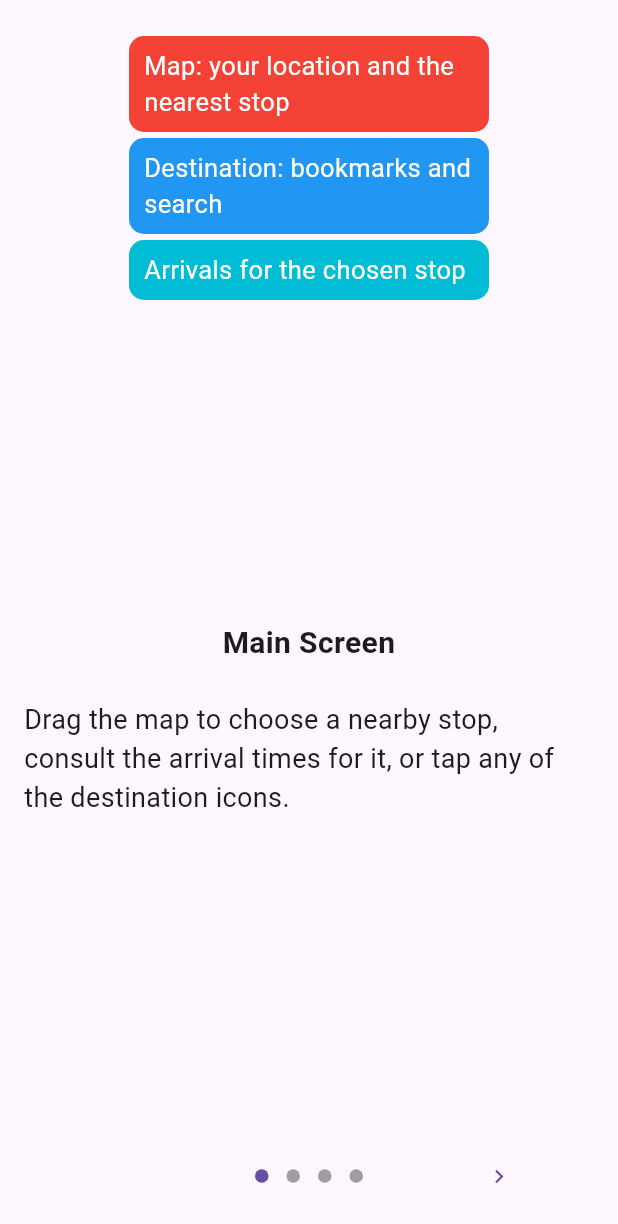
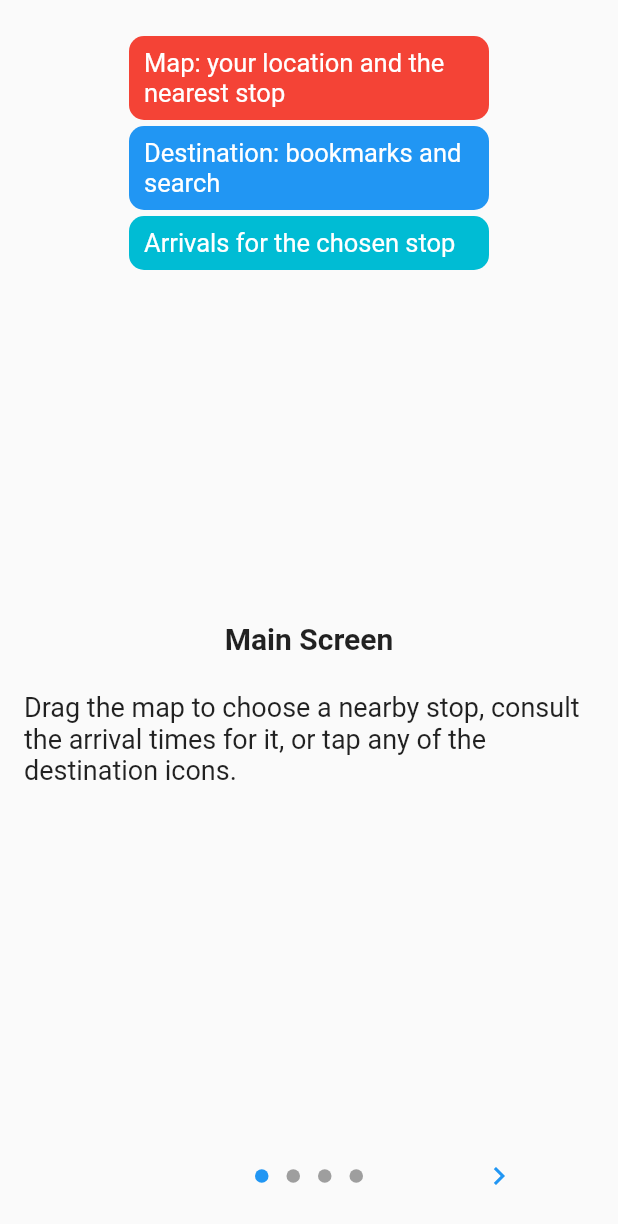
Before and after one commit to Zverik/quick_bus, a Flutter app: the MonitorPage screen opened directly, after a tap on the "help" icon, on a phone screen of 412 x 824 dp. Shown: the top 1224 px of the screen. Run offline on Flutter 3.47's test engine with Material 3 defaults, Android fonts, the phone set to English and light mode, and no system bars; drawn by our look-alikes of introduction_screen; our stand-ins replace adaptive_dialog, cached_network_image, csv, diacritic, emoji_picker_flutter, flutter_map and 6 more; missing offline and left inert: fading_edge_scrollview, google_polyline_algorithm, osm_nominatim, proximity_hash; accounts and stored records are empty; generated files the repository leaves out were written again; network calls fail; project files that could hold a hidden picture were left out.

Commit message:
Upgrade all libraries and allow for bookmark swapping

```diff
--- a/lib/helpers/database.dart
+++ b/lib/helpers/database.dart
@@ -39,8 +39,9 @@ class DatabaseHelper {
     await database.execute(
         "create table $ROUTES (otp_id text, number text, mode text, headsign text)");
     // Last searches
+    final destV4Update = version >= 4 ? 'id integer primary key,' : '';
     await database.execute(
-        "create table $DESTINATIONS (id integer primary key, lat real, lon real, name text, last_used integer)");
+        "create table $DESTINATIONS ($destV4Update lat real, lon real, name text, last_used integer)");
     // Bookmarked route plan
     await database
         .execute("create table $PLANS (itinerary text, arrival_on integer)");
@@ -68,6 +69,7 @@ class DatabaseHelper {
     }
     if (newVersion >= 4 && oldVersion < 4) {
       await database.execute("alter table $DESTINATIONS add id integer");
+      await database.execute("update $DESTINATIONS set id = rowid;");
     }
   }
 }
--- a/lib/helpers/lifecycle.dart
+++ b/lib/helpers/lifecycle.dart
@@ -20,6 +20,7 @@ class LifecycleEventHandler extends WidgetsBindingObserver {
       case AppLifecycleState.inactive:
       case AppLifecycleState.paused:
       case AppLifecycleState.detached:
+      case AppLifecycleState.hidden:
         if (detached != null && isActive)
           await detached!();
         isActive = false;
--- a/lib/helpers/tile_layer.dart
+++ b/lib/helpers/tile_layer.dart
@@ -6,7 +6,7 @@ class CachedTileProvider extends TileProvider {
   CachedTileProvider();
 
   @override
-  ImageProvider getImage(Coords<num> coords, TileLayerOptions options) {
+  ImageProvider getImage(TileCoordinates coords, TileLayer options) {
     return CachedNetworkImageProvider(
       getTileUrl(coords, options),
       // Maybe replace cacheManager later.
@@ -14,8 +14,8 @@ class CachedTileProvider extends TileProvider {
   }
 }
 
-TileLayerOptions buildTileLayerOptions() {
-  return TileLayerOptions(
+TileLayer buildTileLayerOptions() {
+  return TileLayer(
     urlTemplate: 'https://tile.openstreetmap.org/{z}/{x}/{y}.png',
     tileProvider: CachedTileProvider(),
   );
--- a/lib/l10n/app_en.arb
+++ b/lib/l10n/app_en.arb
@@ -80,7 +80,7 @@
       }
     }
   },
-  "fullMinutes": "{value,plural, =1{{value} minute}, =few{{value} minutes}, =other{{value} minutes}}",
+  "fullMinutes": "{value,plural, =1{{value} minute} few{{value} minutes} other{{value} minutes}}",
   "@fullMinutes": {
     "description": "Duration in minutes.",
     "placeholders": {
@@ -175,7 +175,7 @@
   "@walkDestination": {
     "description": "Generic name of a destination waypoint."
   },
-  "stops": "{stops,plural, =1{{stops} stop}, =few{{stops} stops}, =other{{stops} stops}}",
+  "stops": "{stops,plural, =1{{stops} stop} few{{stops} stops} other{{stops} stops}}",
   "@stops": {
     "description": "Number of stops for an itinerary text.",
     "placeholders": {
--- a/lib/l10n/app_ru.arb
+++ b/lib/l10n/app_ru.arb
@@ -15,7 +15,7 @@
   "loadingRoute": "Загружаю маршрут...",
   "errorLoadingRoute": "Ошибка загрузки маршрута: {message}.",
   "minutes": "{value} мин",
-  "fullMinutes": "{value,plural, =1{{value} минута}, =few{{value} минуты}, =other{{value} минут}}",
+  "fullMinutes": "{value,plural, =1{{value} минута} few{{value} минуты} other{{value} минут}}",
   "walkMin": "Пешком {min}",
   "arrivesText": "{bus} на {headsign} прибывает {when}",
   "storePlan": "Сохранить маршрут",
@@ -25,7 +25,7 @@
   "walkDestination": "точки назначения",
   "youGotTime": "У вас {minutes}.",
   "noHurry": "Не спешите, у вас {minutes}.",
-  "stops": "{stops,plural, =1{{stops} остановку}, =few{{stops} остановки}, =other{{stops} остановок}}",
+  "stops": "{stops,plural, =1{{stops} остановку} few{{stops} остановки} other{{stops} остановок}}",
   "waitAndRideStops": "Подождите {min} и езжайте {stops} до <b>{destination}</b>.",
   "rideStops": "Езжайте {stops} до <b>{destination}</b>.",
   "waitAndRideTime": "Подождите {min} и езжайте до <b>{destination}</b>, прибытие в {arrival}.",
--- a/lib/main.dart
+++ b/lib/main.dart
@@ -17,6 +17,7 @@ class QuickBusApp extends StatelessWidget {
       // debugShowCheckedModeBanner: false,
       theme: ThemeData(
         primarySwatch: Colors.blue,
+        useMaterial3: false,
       ),
       localizationsDelegates: [
         AppLocalizations.delegate,
--- a/lib/screens/add_bookmark.dart
+++ b/lib/screens/add_bookmark.dart
@@ -95,7 +95,7 @@ class _AddBookmarkPageState extends State<AddBookmarkPage> {
                   });
                 },
                 config: const Config(
-                  showRecentsTab: false,
+                  recentTabBehavior: RecentTabBehavior.NONE,
                   initCategory: Category.TRAVEL,
                 ),
               ),
--- a/lib/widgets/bookmark_row.dart
+++ b/lib/widgets/bookmark_row.dart
@@ -1,47 +1,29 @@
 import 'package:flutter/material.dart';
-import 'package:quick_bus/constants.dart';
-import 'package:quick_bus/helpers/equirectangular.dart';
 import 'package:quick_bus/models/bookmark.dart';
 import 'package:latlong2/latlong.dart';
 import 'package:quick_bus/screens/find_route.dart';
 import 'package:quick_bus/screens/search.dart';
 import 'package:fading_edge_scrollview/fading_edge_scrollview.dart';
 import 'package:flutter_gen/gen_l10n/l10n.dart';
+import 'package:reorderables/reorderables.dart';
 
 class BookmarkRow extends StatelessWidget {
   final List<Bookmark> bookmarks;
   final LatLng location;
   final bookmarkScrollController = ScrollController();
   final bool isPortrait;
+  final Function(int, int) onReorder;
 
   BookmarkRow(this.location, this.bookmarks,
-      {Orientation? orientation})
+      {Orientation? orientation, required this.onReorder})
       : isPortrait = orientation == null || orientation == Orientation.portrait;
-
-  bool isFarEnough() {
-    // When it's needed again, employ the provider
-    // final trackLocation = ref.read(geolocationProvider);
-    final LatLng? trackLocation = null;
-    if (trackLocation == null) return false;
-    final distance = DistanceEquirectangular();
-    return distance(trackLocation, location) > kRouteToSelfDistance;
-  }
 
   @override
   Widget build(BuildContext context) {
-    final bookmarks = isFarEnough()
-        ? [
-            Bookmark(
-              name: AppLocalizations.of(context)!.myLocation,
-              location: location, // ref.watch(geolocationProvider),
-              emoji: '📍',
-            ),
-            ...this.bookmarks
-          ]
-        : this.bookmarks;
     final bookmarkIcons = <Widget>[
-      for (var bookmark in bookmarks)
+      for (var bookmark in this.bookmarks)
         TextButton(
+          key: ValueKey(bookmark.hashCode),
           onPressed: () {
             Navigator.push(
                 context,
@@ -63,19 +45,27 @@ class BookmarkRow extends StatelessWidget {
           ),
         ),
     ];
+
+    final direction = isPortrait ? Axis.horizontal : Axis.vertical;
     final children = <Widget>[
       Expanded(
         flex: 100,
-        child: FadingEdgeScrollView.fromSingleChildScrollView(
-          shouldDisposeScrollController: true,
-          child: SingleChildScrollView(
-            controller: bookmarkScrollController,
-            scrollDirection: isPortrait ? Axis.horizontal : Axis.vertical,
+        // child: FadingEdgeScrollView.fromSingleChildScrollView(
+        //   shouldDisposeScrollController: true,
+        //   child: SingleChildScrollView(
+        //     controller: bookmarkScrollController,
+        //     scrollDirection: direction,
             child: isPortrait
-                ? Row(children: bookmarkIcons)
-                : Column(children: bookmarkIcons),
-          ),
-        ),
+                ? ReorderableRow(
+                    children: bookmarkIcons,
+                    onReorder: onReorder,
+                    scrollController: bookmarkScrollController,
+              draggingWidgetOpacity: 0.0,
+                  )
+                : ReorderableColumn(
+                    children: bookmarkIcons, onReorder: onReorder),
+          // ),
+        // ),
       ),
       Spacer(),
       IconButton(
@@ -94,9 +84,7 @@ class BookmarkRow extends StatelessWidget {
     return Container(
       // color: Theme.of(context).colorScheme.primary,
       color: Colors.grey.shade300,
-      child: Flex(
-          direction: isPortrait ? Axis.horizontal : Axis.vertical,
-          children: children),
+      child: Flex(direction: direction, children: children),
     );
   }
 }
--- a/lib/widgets/stop_map.dart
+++ b/lib/widgets/stop_map.dart
@@ -1,5 +1,4 @@
 import 'dart:async';
-import 'dart:ui';
 
 import 'package:flutter/material.dart';
 import 'package:flutter_map/flutter_map.dart';
@@ -68,20 +67,20 @@ class _StopMapState extends ConsumerState<StopMap> {
 
   void onMapEvent(MapEvent event) {
     if (event is MapEventMove) {
-      updateNearestStops(event.targetCenter);
+      updateNearestStops(event.camera.center);
       if (event.source != MapEventSource.mapController) {
-        ref.read(trackingProvider.state).state = false;
-        if (widget.onDrag != null) widget.onDrag!(event.targetCenter);
+        ref.read(trackingProvider.notifier).state = false;
+        if (widget.onDrag != null) widget.onDrag!(event.camera.center);
       }
     } else if (event is MapEventMoveEnd) {
       if (widget.onDragEnd != null &&
           event.source != MapEventSource.mapController)
-        widget.onDragEnd!(event.center);
+        widget.onDragEnd!(event.camera.center);
     }
   }
 
   void onControllerLocation(LatLng location, bool emitDrag) {
-    mapController.move(location, mapController.zoom);
+    mapController.move(location, mapController.camera.zoom);
     if (emitDrag && widget.onDrag != null) widget.onDrag!(location);
   }
 
@@ -117,7 +116,7 @@ class _StopMapState extends ConsumerState<StopMap> {
     // When tracking location, move map and notify the poi list.
     ref.listen<LatLng?>(geolocationProvider, (_, LatLng? location) {
       if (location != null && ref.watch(trackingProvider)) {
-        mapController.move(location, mapController.zoom);
+        mapController.move(location, mapController.camera.zoom);
         if (widget.onDragEnd != null) widget.onDragEnd!(location);
         if (widget.onTrack != null) widget.onTrack!(location);
       }
@@ -126,7 +125,7 @@ class _StopMapState extends ConsumerState<StopMap> {
     // When turning the tracking on, move the map immediately.
     ref.listen(trackingProvider, (_, bool newState) {
       if (trackLocation != null && newState) {
-        mapController.move(trackLocation, mapController.zoom);
+        mapController.move(trackLocation, mapController.camera.zoom);
         if (widget.onDragEnd != null) widget.onDragEnd!(trackLocation);
         if (widget.onTrack != null) widget.onTrack!(trackLocation);
       }
@@ -135,24 +134,17 @@ class _StopMapState extends ConsumerState<StopMap> {
     return FlutterMap(
       mapController: mapController,
       options: MapOptions(
-        center: widget.location, // This does not work :(
-        zoom: 16.0,
+        initialCenter: widget.location,
+        initialZoom: 16.0,
         minZoom: 13.0,
         maxZoom: 18.0,
-        interactiveFlags: InteractiveFlag.drag | InteractiveFlag.pinchZoom,
-      ),
-      nonRotatedChildren: [
-        if (showAttribution)
-          AttributionWidget(
-            attributionBuilder: (context) => Padding(
-              padding: const EdgeInsets.all(4.0),
-              child: Text('© OpenStreetMap contributors'),
+        interactionOptions: InteractionOptions(
+          flags: InteractiveFlag.drag | InteractiveFlag.pinchZoom,
         ),
       ),
-      ],
-      layers: [
+      children: [
         buildTileLayerOptions(),
-        CircleLayerOptions(
+        CircleLayer(
           circles: [
             if (trackLocation != null)
               CircleMarker(
@@ -160,57 +152,70 @@ class _StopMapState extends ConsumerState<StopMap> {
                 color: Colors.blue.withOpacity(0.6),
                 radius: 15.0,
               ),
-            for (var stop in nearestStops)
-              StopWithLabelOptions.getCircleMarker(stop),
+            for (var stop in nearestStops) StopWithLabel.getCircleMarker(stop),
           ],
         ),
-        if (widget.chosenStop != null)
-          StopWithLabelOptions(context, widget.chosenStop!),
+        if (widget.chosenStop != null) StopWithLabel(widget.chosenStop!),
         if (!ref.watch(trackingProvider))
-          MarkerLayerOptions(
+          MarkerLayer(
             markers: [
+              if (trackLocation == null)
                 Marker(
                   point: widget.location,
-                anchorPos: AnchorPos.exactly(
-                    Anchor(15.0, trackLocation == null ? 5.0 : 12.0)),
-                builder: (ctx) => Icon(
-                  trackLocation == null ? Icons.location_pin : Icons.adjust,
-                  color: trackLocation == null
-                      ? Colors.black
-                      : Colors.black.withOpacity(0.3),
+                  alignment: Alignment(0.0, -0.7),
+                  child: Icon(
+                    Icons.location_pin,
+                    color: Colors.black,
+                    size: 24.0,
+                  ),
+                ),
+              if (trackLocation != null)
+                Marker(
+                  point: widget.location,
+                  alignment: Alignment.center,
+                  child: Icon(
+                    Icons.adjust,
+                    color: Colors.black.withOpacity(0.3),
                     size: 24.0,
                   ),
                 ),
             ],
+          ),
+        if (showAttribution)
+          Align(
+            alignment: Alignment.bottomRight,
+            child: Padding(
+              padding: EdgeInsets.all(4.0),
+              child: Text('© OpenStreetMap contributors'),
+            ),
           ),
       ],
     );
   }
 }
 
-class StopWithLabelOptions extends GroupLayerOptions {
+class StopWithLabel extends StatelessWidget {
   final BusStop stop;
-  final BuildContext context;
   final bool showLabel;
 
-  StopWithLabelOptions(this.context, this.stop, {this.showLabel = true})
-      : super() {
+  StopWithLabel(this.stop, {this.showLabel = true, super.key});
+
+  @override
+  Widget build(BuildContext context) {
     final chosenStopLabelSize =
         _textSize(context, stop.name, TextStyle(fontSize: 12.0));
-    group = [
+    final markerWidth = chosenStopLabelSize.width + 24.0;
+    return Stack(
+      children: [
         if (showLabel)
-        MarkerLayerOptions(
+          MarkerLayer(
             markers: [
               Marker(
                 point: stop.location,
-              // anchorPos: AnchorPos.align(AnchorAlign.right),
-              anchorPos: AnchorPos.exactly(Anchor(
-                chosenStopLabelSize.width + 14.0,
-                10.0,
-              )),
+                alignment: Alignment(1.0 - 20 / markerWidth, 0.0),
                 height: 20.0,
-              width: chosenStopLabelSize.width + 24.0,
-              builder: (context) => Container(
+                width: markerWidth,
+                child: Container(
                   padding: const EdgeInsets.only(
                     left: 18.0,
                     right: 2.0,
@@ -235,19 +240,24 @@ class StopWithLabelOptions extends GroupLayerOptions {
               )
             ],
           ),
-      CircleLayerOptions(
+        CircleLayer(
           circles: [getCircleMarker(stop.location)],
         ),
-    ];
+      ],
+    );
   }
 
   // From https://stackoverflow.com/a/62536187
   static Size _textSize(BuildContext context, String text, TextStyle style) {
     final TextPainter textPainter = TextPainter(
-      text: TextSpan(text: text, style: style),
+      text: TextSpan(
+        text: text,
+        style: style.copyWith(
+          fontSize: MediaQuery.textScalerOf(context).scale(style.fontSize!),
+        ),
+      ),
       maxLines: 1,
       textDirection: TextDirection.ltr,
-      textScaleFactor: MediaQuery.of(context).textScaleFactor,
     )..layout(minWidth: 0, maxWidth: double.infinity);
     return textPainter.size;
   }
```
Also changed, not shown: lib/l10n/app_et.arb (+5 -5 lines), lib/models/bookmark.dart (+8 -0 lines), lib/providers/bookmarks.dart (+19 -0 lines), lib/screens/destination.dart (+12 -10 lines), lib/screens/monitor.dart (+10 -1 lines), lib/screens/route_map.dart (+10 -12 lines), lib/widgets/arrival_row.dart (+28 -16 lines), lib/widgets/itinerary_leg.dart (+23 -19 lines), pubspec.yaml (+18 -17 lines), pubspec.lock, 3 other files. Lines whose indentation alone changed are shown as unchanged.
